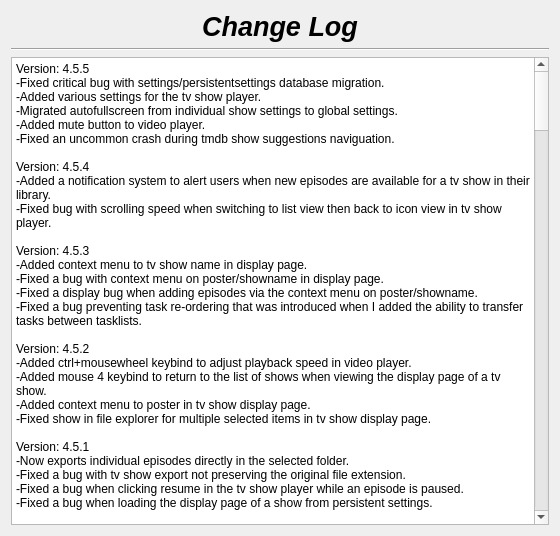
therealMaPMaKeR/MMDiary, file changelog.ui: the form before one commit.
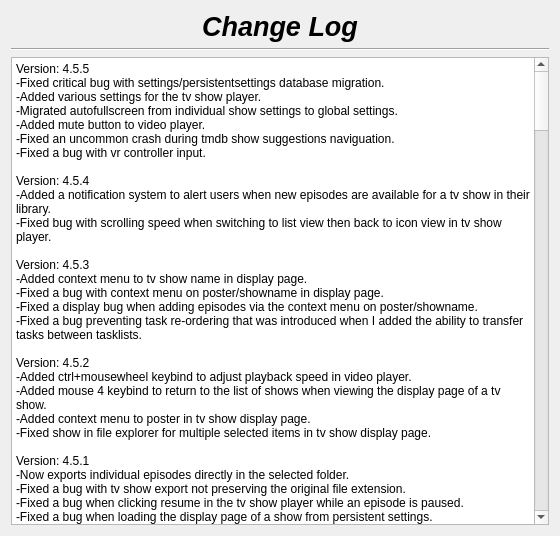
The form after the commit.

Commit message: fixed vr controller keybinds

```diff
--- a/changelog.ui
+++ b/changelog.ui
@@ -55,7 +55,7 @@
 li.unchecked::marker { content: &quot;\2610&quot;; }
 li.checked::marker { content: &quot;\2612&quot;; }
 &lt;/style&gt;&lt;/head&gt;&lt;body style=&quot; font-family:'Segoe UI'; font-size:9pt; font-weight:400; font-style:normal;&quot;&gt;
-&lt;p style=&quot; margin-top:0px; margin-bottom:0px; margin-left:0px; margin-right:0px; -qt-block-indent:0; text-indent:0px;&quot;&gt;Version: 4.5.5&lt;br /&gt;-Fixed critical bug with settings/persistentsettings database migration.&lt;br /&gt;-Added various settings for the tv show player.&lt;br /&gt;-Migrated autofullscreen from individual show settings to global settings.&lt;br /&gt;-Added mute button to video player.&lt;br /&gt;-Fixed an uncommon crash during tmdb show suggestions naviguation.&lt;br /&gt;&lt;br /&gt;Version: 4.5.4&lt;br /&gt;-Added a notification system to alert users when new episodes are available for a tv show in their library.&lt;/p&gt;
+&lt;p style=&quot; margin-top:0px; margin-bottom:0px; margin-left:0px; margin-right:0px; -qt-block-indent:0; text-indent:0px;&quot;&gt;Version: 4.5.5&lt;br /&gt;-Fixed critical bug with settings/persistentsettings database migration.&lt;br /&gt;-Added various settings for the tv show player.&lt;br /&gt;-Migrated autofullscreen from individual show settings to global settings.&lt;br /&gt;-Added mute button to video player.&lt;br /&gt;-Fixed an uncommon crash during tmdb show suggestions naviguation.&lt;br /&gt;-Fixed a bug with vr controller input.&lt;br /&gt;&lt;br /&gt;Version: 4.5.4&lt;br /&gt;-Added a notification system to alert users when new episodes are available for a tv show in their library.&lt;/p&gt;
 &lt;p style=&quot; margin-top:0px; margin-bottom:0px; margin-left:0px; margin-right:0px; -qt-block-indent:0; text-indent:0px;&quot;&gt;-Fixed bug with scrolling speed when switching to list view then back to icon view in tv show player.&lt;br /&gt;&lt;br /&gt;Version: 4.5.3&lt;br /&gt;-Added context menu to tv show name in display page.&lt;br /&gt;-Fixed a bug with context menu on poster/showname in display page.&lt;br /&gt;-Fixed a display bug when adding episodes via the context menu on poster/showname.&lt;br /&gt;-Fixed a bug preventing task re-ordering that was introduced when I added the ability to transfer tasks between tasklists.&lt;/p&gt;
 &lt;p style=&quot; margin-top:0px; margin-bottom:0px; margin-left:0px; margin-right:0px; -qt-block-indent:0; text-indent:0px;&quot;&gt;&lt;br /&gt;Version: 4.5.2&lt;br /&gt;-Added ctrl+mousewheel keybind to adjust playback speed in video player.&lt;br /&gt;-Added mouse 4 keybind to return to the list of shows when viewing the display page of a tv show.&lt;/p&gt;
 &lt;p style=&quot; margin-top:0px; margin-bottom:0px; margin-left:0px; margin-right:0px; -qt-block-indent:0; text-indent:0px;&quot;&gt;-Added context menu to poster in tv show display page.&lt;br /&gt;-Fixed show in file explorer for multiple selected items in tv show display page.&lt;br /&gt;&lt;br /&gt;Version: 4.5.1&lt;br /&gt;-Now exports individual episodes directly in the selected folder.&lt;br /&gt;-Fixed a bug with tv show export not preserving the original file extension.&lt;/p&gt;
```
The commit also changes 3 other files.
